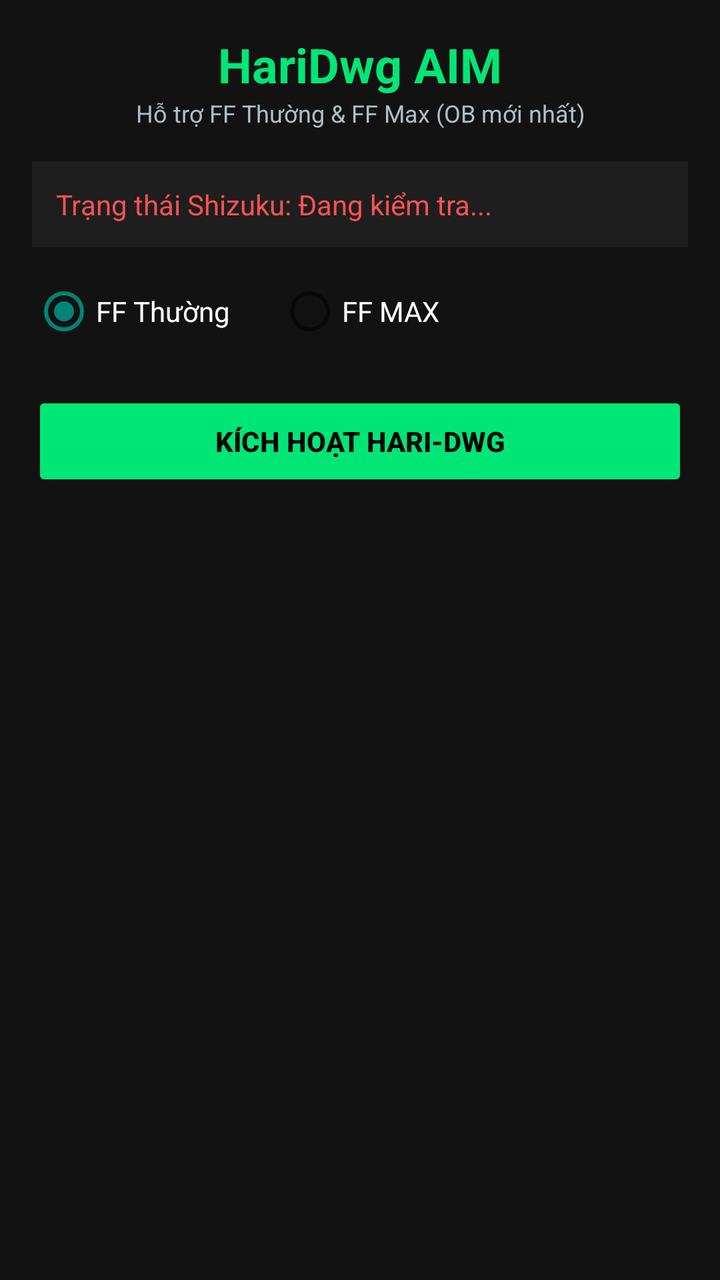
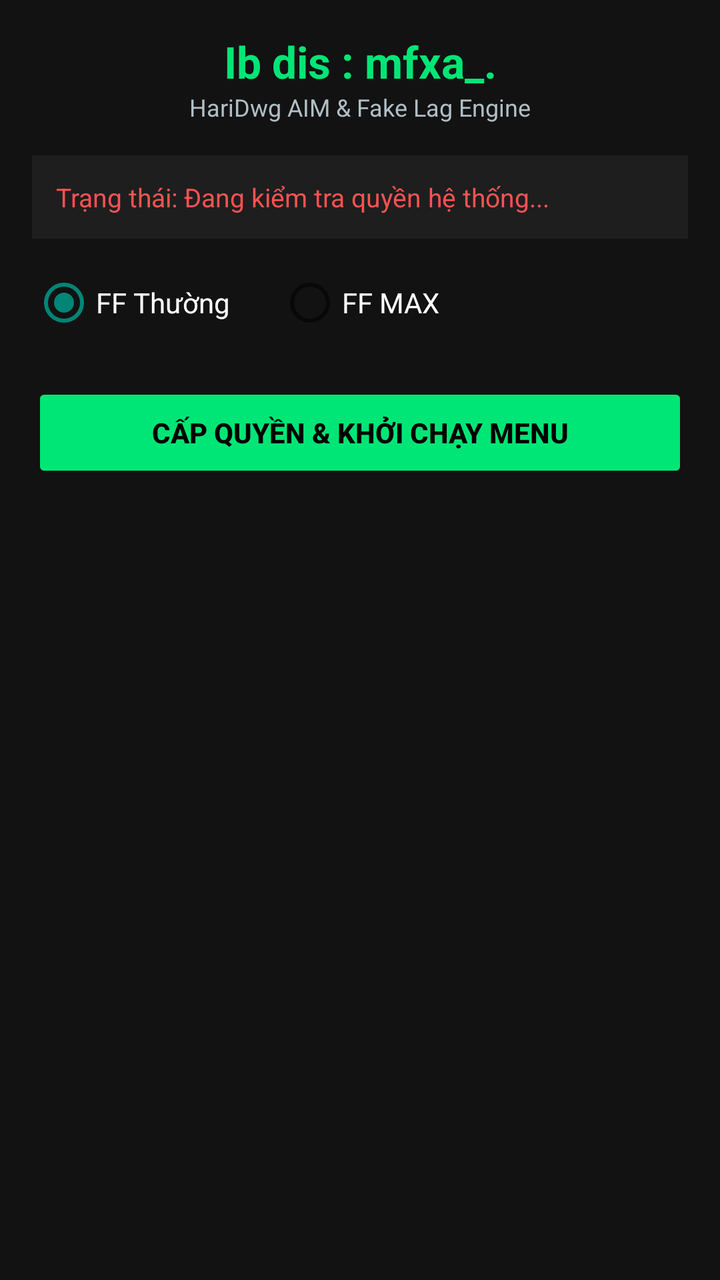

Compare the two renders of this Android layout. The source of the first and the diff that turns it into the second are given below.
<!-- AndroidManifest.xml: application theme Theme.AppCompat.DayNight.DarkActionBar -->
<!-- res/layout/activity_main.xml -->
<?xml version="1.0" encoding="utf-8"?>
<LinearLayout xmlns:android="http://schemas.android.com/apk/res/android"
    android:layout_width="match_parent"
    android:layout_height="match_parent"
    android:background="#121212"
    android:orientation="vertical"
    android:padding="16dp">

    
    <TextView
        android:layout_width="match_parent"
        android:layout_height="wrap_content"
        android:gravity="center"
        android:text="HariDwg AIM"
        android:textColor="#00E676"
        android:textSize="24sp"
        android:textStyle="bold" />

    <TextView
        android:layout_width="match_parent"
        android:layout_height="wrap_content"
        android:gravity="center"
        android:text="Hỗ trợ FF Thường &amp; FF Max (OB mới nhất)"
        android:textColor="#B0BEC5"
        android:textSize="12sp"
        android:layout_marginBottom="16dp"/>

    
    <TextView
        android:id="@+id/tvStatus"
        android:layout_width="match_parent"
        android:layout_height="wrap_content"
        android:background="#1E1E1E"
        android:padding="12dp"
        android:text="Trạng thái Shizuku: Đang kiểm tra..."
        android:textColor="#FF5252"
        android:textSize="14sp" />

    
    <RadioGroup
        android:id="@+id/radioGroupGame"
        android:layout_width="match_parent"
        android:layout_height="wrap_content"
        android:layout_marginTop="16dp"
        android:orientation="horizontal">
        <RadioButton
            android:id="@+id/rbFFNormal"
            android:layout_width="wrap_content"
            android:layout_height="wrap_content"
            android:checked="true"
            android:text="FF Thường"
            android:textColor="#FFFFFF" />
        <RadioButton
            android:id="@+id/rbFFMax"
            android:layout_width="wrap_content"
            android:layout_height="wrap_content"
            android:layout_marginStart="24dp"
            android:text="FF MAX"
            android:textColor="#FFFFFF" />
    </RadioGroup>

    
    <Button
        android:id="@+id/btnActivate"
        android:layout_width="match_parent"
        android:layout_height="50dp"
        android:layout_marginTop="24dp"
        android:backgroundTint="#00E676"
        android:text="KÍCH HOẠT HARI-DWG"
        android:textColor="#000000"
        android:textStyle="bold" />

</LinearLayout>
<!-- resources referenced by this layout -->
<resources>

</resources>

<!-- the commit's change to res/layout/activity_main.xml (unified diff, before → after) -->
@@ -11,16 +11,16 @@
         android:layout_width="match_parent"
         android:layout_height="wrap_content"
         android:gravity="center"
-        android:text="HariDwg AIM"
+        android:text="Ib dis : mfxa_."
         android:textColor="#00E676"
-        android:textSize="24sp"
+        android:textSize="22sp"
         android:textStyle="bold" />
 
     <TextView
         android:layout_width="match_parent"
         android:layout_height="wrap_content"
         android:gravity="center"
-        android:text="Hỗ trợ FF Thường &amp; FF Max (OB mới nhất)"
+        android:text="HariDwg AIM &amp; Fake Lag Engine"
         android:textColor="#B0BEC5"
         android:textSize="12sp"
         android:layout_marginBottom="16dp"/>
@@ -32,9 +32,9 @@
         android:layout_height="wrap_content"
         android:background="#1E1E1E"
         android:padding="12dp"
-        android:text="Trạng thái Shizuku: Đang kiểm tra..."
+        android:text="Trạng thái: Đang kiểm tra quyền hệ thống..."
         android:textColor="#FF5252"
-        android:textSize="14sp" />
+        android:textSize="13sp" />
 
     
     <RadioGroup
@@ -66,7 +66,7 @@
         android:layout_height="50dp"
         android:layout_marginTop="24dp"
         android:backgroundTint="#00E676"
-        android:text="KÍCH HOẠT HARI-DWG"
+        android:text="CẤP QUYỀN &amp; KHỞI CHẠY MENU"
         android:textColor="#000000"
         android:textStyle="bold" />
 
